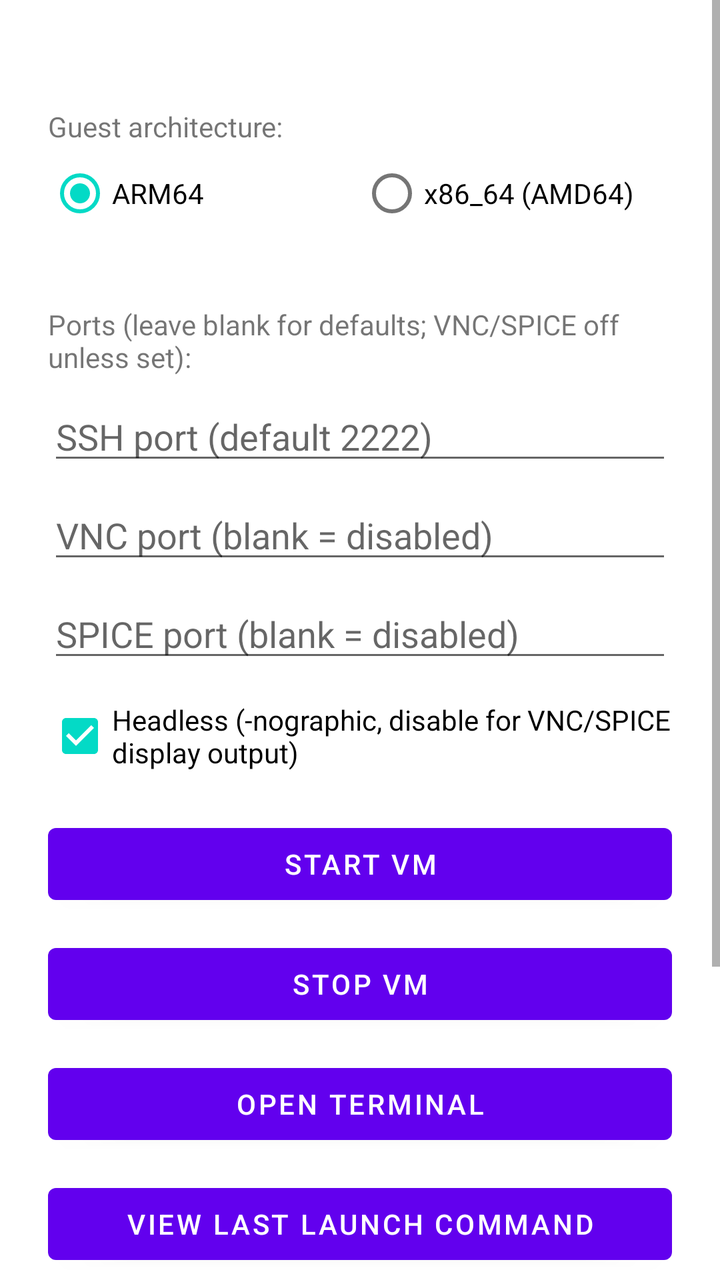
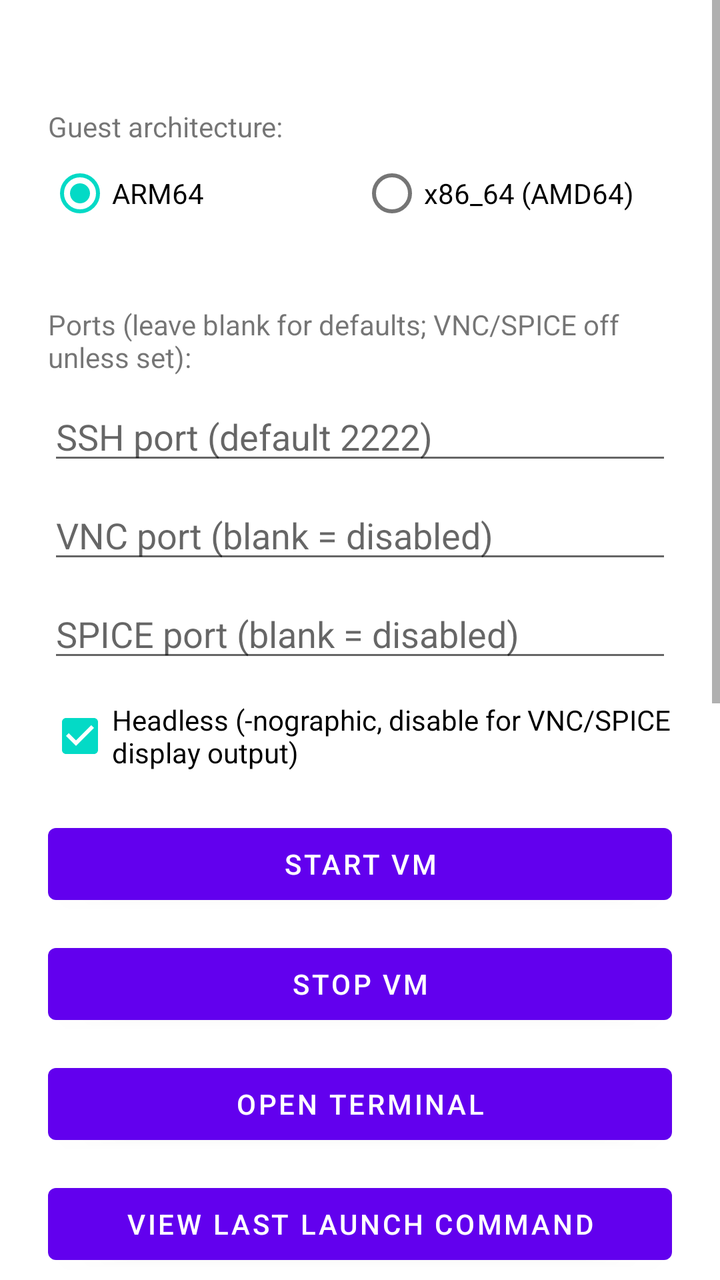

Two renders of the same Android screen: before a commit and after it. Below are the layout's source before the change and the commit's diff.
<!-- AndroidManifest.xml: application theme Theme.VmForge -->
<!-- res/layout/activity_main.xml -->
<?xml version="1.0" encoding="utf-8"?>
<ScrollView xmlns:android="http://schemas.android.com/apk/res/android"
    android:layout_width="match_parent"
    android:layout_height="match_parent">

<LinearLayout
    android:layout_width="match_parent"
    android:layout_height="wrap_content"
    android:orientation="vertical"
    android:padding="24dp"
    android:gravity="center">

    <TextView
        android:id="@+id/accelStatus"
        android:layout_width="match_parent"
        android:layout_height="wrap_content"
        android:textSize="16sp"
        android:paddingBottom="8dp" />

    <TextView
        android:layout_width="match_parent"
        android:layout_height="wrap_content"
        android:text="Guest architecture:"
        android:textSize="14sp" />

    <RadioGroup
        android:id="@+id/archRadioGroup"
        android:layout_width="match_parent"
        android:layout_height="wrap_content"
        android:orientation="horizontal"
        android:paddingBottom="16dp">

        <RadioButton
            android:id="@+id/archArm64"
            android:layout_width="0dp"
            android:layout_height="wrap_content"
            android:layout_weight="1"
            android:checked="true"
            android:text="ARM64" />

        <RadioButton
            android:id="@+id/archX86_64"
            android:layout_width="0dp"
            android:layout_height="wrap_content"
            android:layout_weight="1"
            android:text="x86_64 (AMD64)" />
    </RadioGroup>

    <TextView
        android:layout_width="match_parent"
        android:layout_height="wrap_content"
        android:layout_marginTop="16dp"
        android:text="Ports (leave blank for defaults; VNC/SPICE off unless set):"
        android:textSize="14sp" />

    <EditText
        android:id="@+id/sshPortInput"
        android:layout_width="match_parent"
        android:layout_height="wrap_content"
        android:layout_marginTop="8dp"
        android:hint="SSH port (default 2222)"
        android:inputType="number" />

    <EditText
        android:id="@+id/vncPortInput"
        android:layout_width="match_parent"
        android:layout_height="wrap_content"
        android:layout_marginTop="8dp"
        android:hint="VNC port (blank = disabled)"
        android:inputType="number" />

    <EditText
        android:id="@+id/spicePortInput"
        android:layout_width="match_parent"
        android:layout_height="wrap_content"
        android:layout_marginTop="8dp"
        android:hint="SPICE port (blank = disabled)"
        android:inputType="number" />

    <CheckBox
        android:id="@+id/headlessCheckbox"
        android:layout_width="match_parent"
        android:layout_height="wrap_content"
        android:layout_marginTop="8dp"
        android:checked="true"
        android:text="Headless (-nographic, disable for VNC/SPICE display output)" />

    <Button
        android:id="@+id/startVmButton"
        android:layout_width="match_parent"
        android:layout_height="wrap_content"
        android:layout_marginTop="16dp"
        android:text="Start VM" />

    <Button
        android:id="@+id/stopVmButton"
        android:layout_width="match_parent"
        android:layout_height="wrap_content"
        android:layout_marginTop="12dp"
        android:text="Stop VM" />

    <Button
        android:id="@+id/openTerminalButton"
        android:layout_width="match_parent"
        android:layout_height="wrap_content"
        android:layout_marginTop="12dp"
        android:text="Open Terminal" />

    <Button
        android:id="@+id/viewCommandButton"
        android:layout_width="match_parent"
        android:layout_height="wrap_content"
        android:layout_marginTop="12dp"
        android:text="View Last Launch Command" />

    <TextView
        android:layout_width="match_parent"
        android:layout_height="wrap_content"
        android:layout_marginTop="24dp"
        android:text="Import VM disk files (no adb needed; overwrites whichever image is currently loaded — import the file matching the arch selected above):"
        android:textSize="14sp" />

    <Button
        android:id="@+id/importDiskButton"
        android:layout_width="match_parent"
        android:layout_height="wrap_content"
        android:layout_marginTop="8dp"
        android:text="Import rootfs.qcow2" />

    <Button
        android:id="@+id/importSeedButton"
        android:layout_width="match_parent"
        android:layout_height="wrap_content"
        android:layout_marginTop="8dp"
        android:text="Import seed.iso" />

</LinearLayout>
</ScrollView>
<!-- resources referenced by this layout -->
<resources>
  <style name="Theme.VmForge" parent="Theme.MaterialComponents.DayNight.NoActionBar" />
</resources>

<!-- the commit's change to res/layout/activity_main.xml (unified diff, before → after) -->
@@ -134,5 +134,47 @@
         android:layout_marginTop="8dp"
         android:text="Import seed.iso" />
 
+    <View
+        android:layout_width="match_parent"
+        android:layout_height="1dp"
+        android:layout_marginTop="24dp"
+        android:background="#33000000" />
+
+    <TextView
+        android:layout_width="match_parent"
+        android:layout_height="wrap_content"
+        android:layout_marginTop="16dp"
+        android:text="PRoot Container (lightweight, shares this device's kernel — ARM64 only, no boot/kernel/GUI, just a shell in a rootfs)"
+        android:textSize="14sp"
+        android:textStyle="bold" />
+
+    <Button
+        android:id="@+id/importRootfsButton"
+        android:layout_width="match_parent"
+        android:layout_height="wrap_content"
+        android:layout_marginTop="8dp"
+        android:text="Import PRoot rootfs (.tar.gz)" />
+
+    <Button
+        android:id="@+id/startProotButton"
+        android:layout_width="match_parent"
+        android:layout_height="wrap_content"
+        android:layout_marginTop="8dp"
+        android:text="Start PRoot Container" />
+
+    <Button
+        android:id="@+id/stopProotButton"
+        android:layout_width="match_parent"
+        android:layout_height="wrap_content"
+        android:layout_marginTop="8dp"
+        android:text="Stop PRoot Container" />
+
+    <Button
+        android:id="@+id/openProotTerminalButton"
+        android:layout_width="match_parent"
+        android:layout_height="wrap_content"
+        android:layout_marginTop="8dp"
+        android:text="Open PRoot Terminal" />
+
 </LinearLayout>
 </ScrollView>
